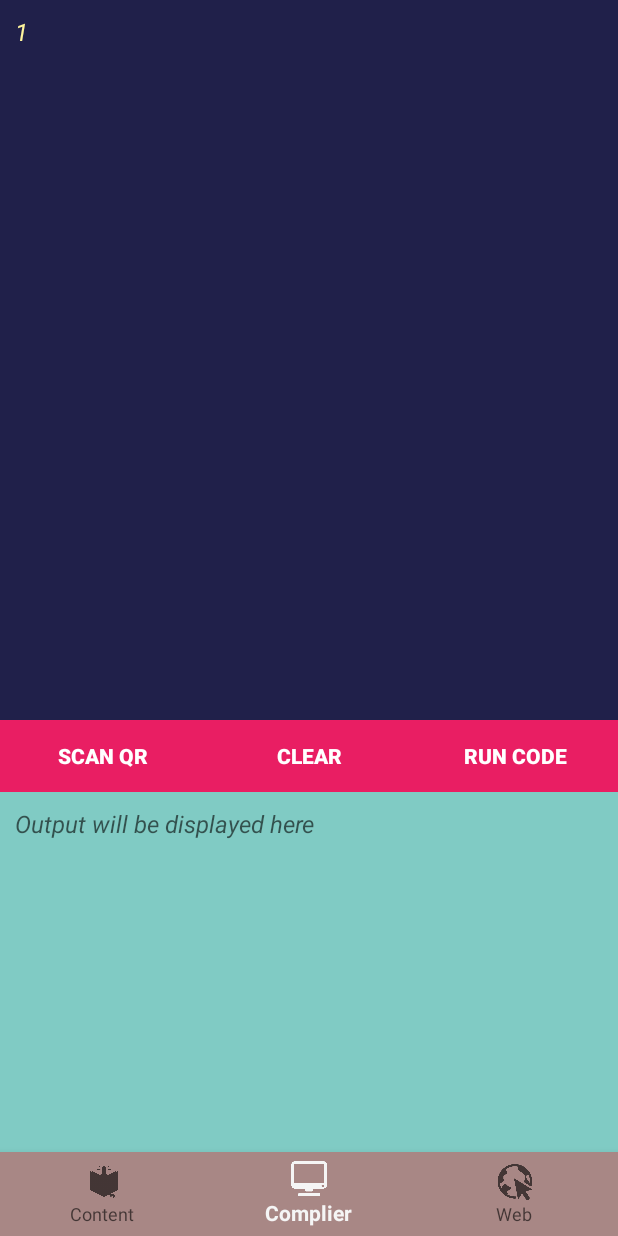
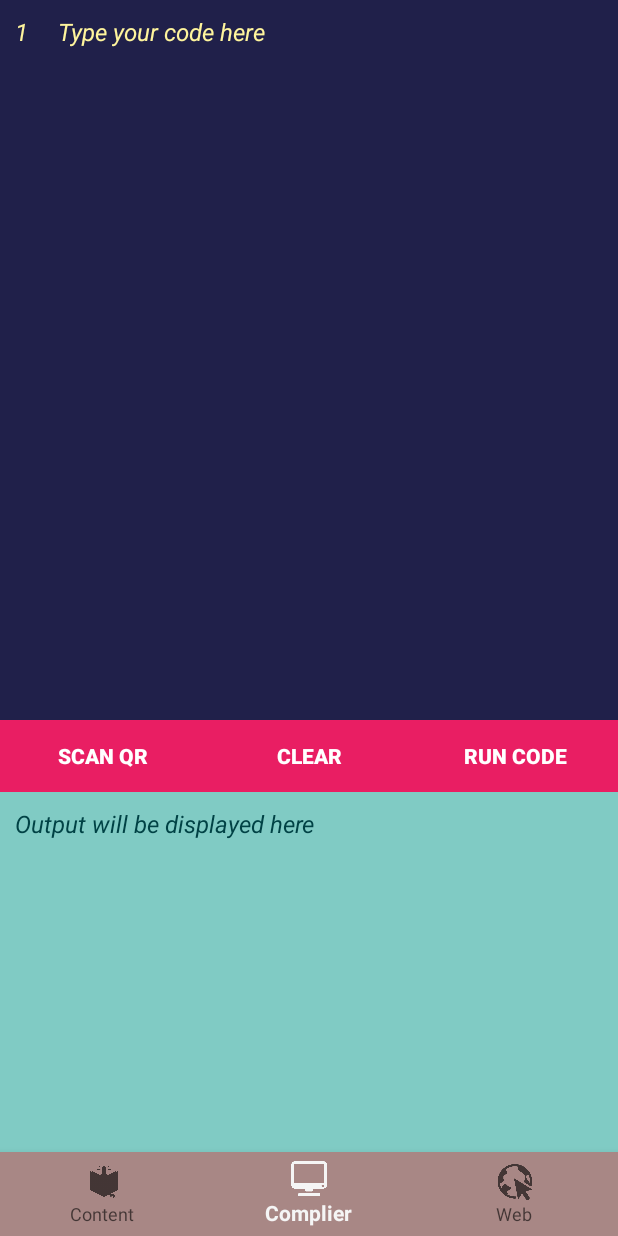
Before and after one commit to madelinetooh/IS3261KotLearn, an Android app: the screen it shows after launch (MainActivity), item 2 of the bottom bar chosen, on a phone screen of 412 x 824 dp. Run offline under Robolectric (Android 15) with nearby library versions, the phone set to English and light mode, and no system bars.

Commit message:
Edit format

```diff
--- a/app/src/main/java/com/kotlearn/kotlearn/ContentFragment.kt
+++ b/app/src/main/java/com/kotlearn/kotlearn/ContentFragment.kt
@@ -19,10 +19,6 @@ class ContentFragment : android.support.v4.app.Fragment() {
     override fun onCreateView(inflater: LayoutInflater, container: ViewGroup?, savedInstanceState: Bundle?): View? {
         topicDbHelper = DBHelper(this@ContentFragment.activity!!.applicationContext)
         val allTopics = topicDbHelper.readAllTopics()
-//        if (allTopics.isEmpty()) {
-//            InternetJSON(this@ContentFragment.activity!!.applicationContext,"http://172.19.195.190:8080/KotlearnBackend-war/resources/topics/getTopics",
-//                    topicDbHelper).execute()
-//        }
         topicHeaderArray = allTopics.map { it.topicHeader }
         topicIdArray = allTopics.map { it.id }
         adapter = ArrayAdapter<String>(this@ContentFragment.activity!!.applicationContext,
--- a/app/src/main/res/layout/code_result_layout.xml
+++ b/app/src/main/res/layout/code_result_layout.xml
@@ -7,7 +7,7 @@
         android:layout_width="match_parent"
         android:background="@color/resultBackground"
         android:textColor="@color/resultText"
-        android:textStyle="bold"
+        android:textStyle="italic"
         android:paddingBottom="10dp"
         android:paddingRight="10dp"
         android:paddingLeft="10dp"
--- a/app/src/main/res/layout/code_snippet_layout.xml
+++ b/app/src/main/res/layout/code_snippet_layout.xml
@@ -33,7 +33,7 @@
         android:background="#20204A"
         android:layout_width="match_parent"
         android:textColor="#FFF59D"
-        android:textStyle="bold"
+        android:textStyle="italic"
         android:paddingBottom="10dp"
         android:paddingRight="10dp"
         android:paddingLeft="10dp"
--- a/app/src/main/res/layout/fragment_compiler.xml
+++ b/app/src/main/res/layout/fragment_compiler.xml
@@ -14,13 +14,19 @@
             android:layout_weight="2"
             android:orientation="horizontal">
 
+            <ScrollView
+                android:layout_width="match_parent"
+                android:background="@color/codeBackground"
+                android:layout_height="match_parent">
+                <LinearLayout
+                    android:layout_width="match_parent"
+                    android:layout_height="wrap_content"
+                    android:orientation="horizontal">
+
                     <TextView
                         android:id="@+id/lineCount"
                         android:layout_width="wrap_content"
                         android:layout_height="match_parent"
-                android:layout_alignParentStart="true"
-                android:layout_alignParentTop="true"
-                android:background="@color/codeBackground"
                         android:gravity="center_horizontal"
                         android:padding="10dp"
                         android:textColor="@color/codeText"
@@ -32,19 +38,19 @@
                         android:id="@+id/code_editor"
                         android:layout_width="0dp"
                         android:layout_height="match_parent"
-                android:layout_alignParentEnd="true"
-                android:layout_alignParentTop="true"
                         android:layout_marginEnd="0dp"
                         android:layout_weight="1"
-                android:background="@color/codeBackground"
-                android:ems="10"
-                android:gravity="left|top"
+                        android:hint="Type your code here"
+                        android:textColorHint="@color/codeText"
                         android:inputType="textMultiLine"
                         android:padding="10dp"
+                        android:background="@color/codeBackground"
                         android:textColor="@color/codeText"
                         android:lineSpacingMultiplier="1.5"
                         android:textSize="16dp"
                         android:textStyle="italic" />
+                </LinearLayout>
+            </ScrollView>
         </LinearLayout>
 
         <LinearLayout
@@ -119,6 +125,7 @@
                     android:textColor="@color/resultText"
                     android:textStyle="italic"
                     android:hint="Output will be displayed here"
+                    android:textColorHint="@color/resultText"
                     />
             </LinearLayout>
         </ScrollView>
```
Also changed, not shown: app/src/main/java/com/kotlearn/kotlearn/ContentPageActivity.kt (+9 -3 lines), app/src/main/res/layout/fragment_topic.xml (deleted, +0 -20 lines). Lines whose indentation alone changed are shown as unchanged.
